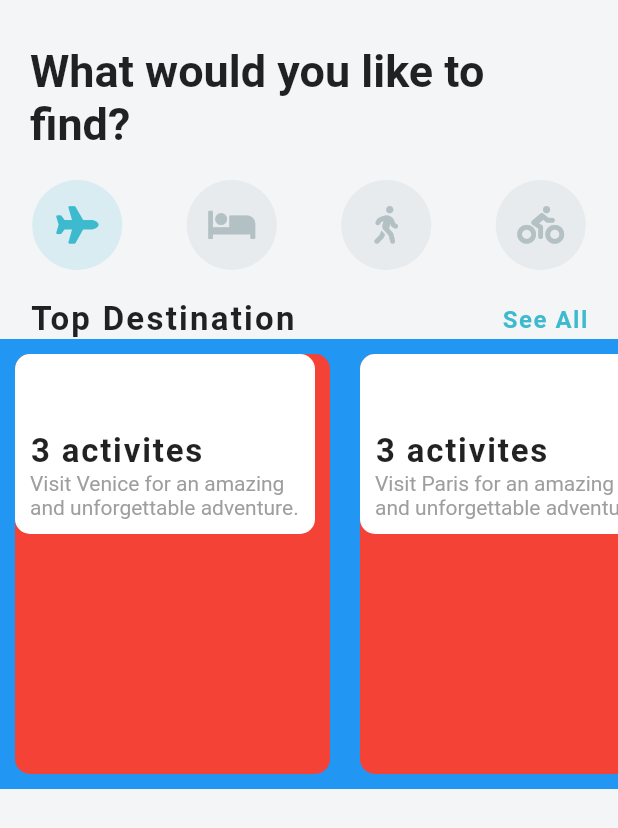
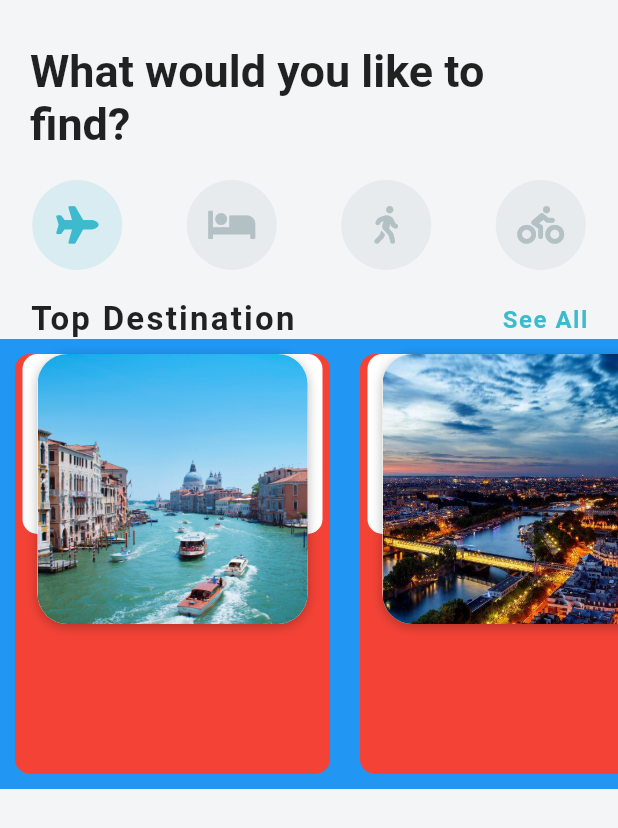
Before and after one commit to MatthieuNadeau96/Flutter_travel_ui, a Flutter app: the screen it shows after launch, on a phone screen of 412 x 824 dp. Shown: the top 828 px of the screen. Run offline on Flutter 3.47's test engine with Material 2 defaults, Android fonts, the phone set to English and light mode, and no system bars; our stand-ins replace font_awesome_flutter.

Commit message:
added images to the destination containers

```diff
--- a/lib/widgets/destination_carousel.dart
+++ b/lib/widgets/destination_carousel.dart
@@ -50,6 +50,7 @@ class DestinationCarousel extends StatelessWidget {
                 ),
                 width: 210,
                 child: Stack(
+                  alignment: Alignment.topCenter,
                   children: <Widget>[
                     Container(
                       height: 120.0,
@@ -79,6 +80,32 @@ class DestinationCarousel extends StatelessWidget {
                         ),
                       ),
                     ),
+                    Container(
+                      decoration: BoxDecoration(
+                        color: Colors.white,
+                        borderRadius: BorderRadius.circular(20.0),
+                        boxShadow: [
+                          BoxShadow(
+                            color: Colors.black26,
+                            offset: Offset(0.0, 2.0),
+                            blurRadius: 6.0,
+                          ),
+                        ],
+                      ),
+                      child: Stack(
+                        children: <Widget>[
+                          ClipRRect(
+                            borderRadius: BorderRadius.circular(20.0),
+                            child: Image(
+                              height: 180.0,
+                              width: 180.0,
+                              image: AssetImage(destination.imageUrl),
+                              fit: BoxFit.cover,
+                            ),
+                          ),
+                        ],
+                      ),
+                    ),
                   ],
                 ),
               );
```
